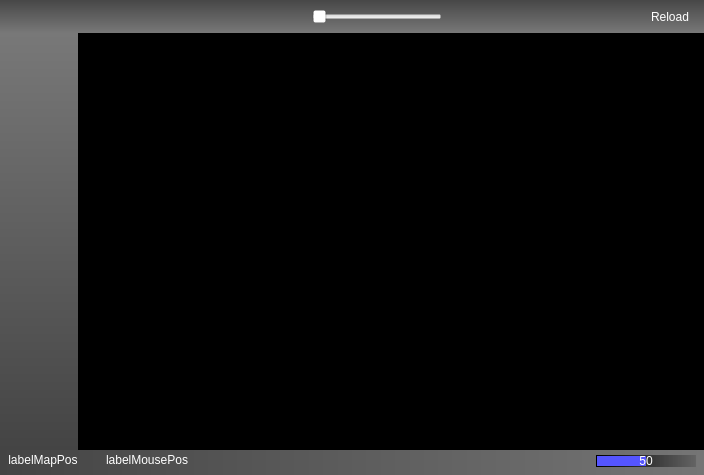
Qt form ground/src/plugins/opmap/opmap_widget.ui (openpilot/OpenPilot) before a commit.
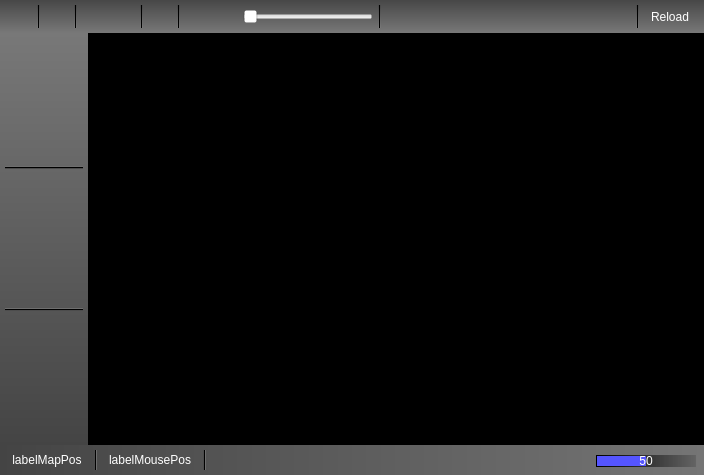
The same form after that commit. Icons and pictures are not drawn.

Commit message: UAV location added to lower statusbar on the new map plug-in.

```diff
--- a/ground/src/plugins/opmap/opmap_widget.ui
+++ b/ground/src/plugins/opmap/opmap_widget.ui
@@ -85,7 +85,7 @@
         <item>
          <layout class="QHBoxLayout" name="layoutWidget_8">
           <property name="spacing">
-           <number>8</number>
+           <number>5</number>
           </property>
           <property name="leftMargin">
            <number>8</number>
@@ -121,20 +121,14 @@
            </widget>
           </item>
           <item>
-           <spacer name="horizontalSpacer_9">
+           <widget class="Line" name="line_3">
+            <property name="frameShadow">
+             <enum>QFrame::Plain</enum>
+            </property>
             <property name="orientation">
-             <enum>Qt::Horizontal</enum>
+             <enum>Qt::Vertical</enum>
             </property>
-            <property name="sizeType">
-             <enum>QSizePolicy::Fixed</enum>
-            </property>
-            <property name="sizeHint" stdset="0">
-             <size>
-              <width>20</width>
-              <height>20</height>
-             </size>
-            </property>
-           </spacer>
+           </widget>
           </item>
           <item>
            <widget class="QToolButton" name="toolButtonFindPlace">
@@ -168,20 +162,14 @@
            </widget>
           </item>
           <item>
-           <spacer name="horizontalSpacer_4">
+           <widget class="Line" name="line_4">
+            <property name="frameShadow">
+             <enum>QFrame::Plain</enum>
+            </property>
             <property name="orientation">
-             <enum>Qt::Horizontal</enum>
+             <enum>Qt::Vertical</enum>
             </property>
-            <property name="sizeType">
-             <enum>QSizePolicy::Fixed</enum>
-            </property>
-            <property name="sizeHint" stdset="0">
-             <size>
-              <width>20</width>
-              <height>20</height>
-             </size>
-            </property>
-           </spacer>
+           </widget>
           </item>
           <item>
            <widget class="QToolButton" name="toolButtonMapHome">
@@ -247,20 +235,14 @@
            </widget>
           </item>
           <item>
-           <spacer name="horizontalSpacer_8">
+           <widget class="Line" name="line_5">
+            <property name="frameShadow">
+             <enum>QFrame::Plain</enum>
+            </property>
             <property name="orientation">
-             <enum>Qt::Horizontal</enum>
+             <enum>Qt::Vertical</enum>
             </property>
-            <property name="sizeType">
-             <enum>QSizePolicy::Fixed</enum>
-            </property>
-            <property name="sizeHint" stdset="0">
-             <size>
-              <width>20</width>
-              <height>20</height>
-             </size>
-            </property>
-           </spacer>
+           </widget>
           </item>
           <item>
            <widget class="QToolButton" name="toolButtonAddWaypoint">
@@ -293,20 +275,14 @@
            </widget>
           </item>
           <item>
-           <spacer name="horizontalSpacer_6">
+           <widget class="Line" name="line_6">
+            <property name="frameShadow">
+             <enum>QFrame::Plain</enum>
+            </property>
             <property name="orientation">
-             <enum>Qt::Horizontal</enum>
+             <enum>Qt::Vertical</enum>
             </property>
-            <property name="sizeType">
-             <enum>QSizePolicy::Fixed</enum>
-            </property>
-            <property name="sizeHint" stdset="0">
-             <size>
-              <width>20</width>
-              <height>20</height>
-             </size>
-            </property>
-           </spacer>
+           </widget>
           </item>
           <item>
            <widget class="QToolButton" name="toolButtonZoomM">
@@ -404,6 +380,16 @@
             </property>
            </widget>
           </item>
+          <item>
+           <widget class="Line" name="line_7">
+            <property name="frameShadow">
+             <enum>QFrame::Plain</enum>
+            </property>
+            <property name="orientation">
+             <enum>Qt::Vertical</enum>
+            </property>
+           </widget>
+          </item>
           <item>
            <spacer name="horizontalSpacer_2">
             <property name="orientation">
@@ -417,6 +403,16 @@
             </property>
            </spacer>
           </item>
+          <item>
+           <widget class="Line" name="line_8">
+            <property name="frameShadow">
+             <enum>QFrame::Plain</enum>
+            </property>
+            <property name="orientation">
+             <enum>Qt::Vertical</enum>
+            </property>
+           </widget>
+          </item>
           <item>
            <widget class="QToolButton" name="toolButtonReload">
             <property name="sizePolicy">
@@ -488,7 +484,16 @@
         <string notr="true">background-color: qlineargradient(spread:pad, x1:0, y1:0, x2:0, y2:1, stop:0 rgba(120, 120, 120, 255), stop:1 rgba(68, 68, 68, 255));</string>
        </property>
        <layout class="QVBoxLayout" name="verticalLayout_4">
-        <property name="margin">
+        <property name="leftMargin">
+         <number>5</number>
+        </property>
+        <property name="topMargin">
+         <number>0</number>
+        </property>
+        <property name="rightMargin">
+         <number>5</number>
+        </property>
+        <property name="bottomMargin">
          <number>0</number>
         </property>
         <item>
@@ -524,6 +529,16 @@
           </property>
          </widget>
         </item>
+        <item>
+         <widget class="Line" name="line_9">
+          <property name="frameShadow">
+           <enum>QFrame::Plain</enum>
+          </property>
+          <property name="orientation">
+           <enum>Qt::Horizontal</enum>
+          </property>
+         </widget>
+        </item>
         <item>
          <widget class="QToolButton" name="toolButtonHoldPosition">
           <property name="toolTip">
@@ -551,6 +566,16 @@
           </property>
          </widget>
         </item>
+        <item>
+         <widget class="Line" name="line_10">
+          <property name="frameShadow">
+           <enum>QFrame::Plain</enum>
+          </property>
+          <property name="orientation">
+           <enum>Qt::Horizontal</enum>
+          </property>
+         </widget>
+        </item>
         <item>
          <widget class="QToolButton" name="toolButtonGo">
           <property name="toolTip">
@@ -644,7 +669,7 @@
          <number>0</number>
         </property>
         <property name="topMargin">
-         <number>0</number>
+         <number>5</number>
         </property>
         <property name="rightMargin">
          <number>0</number>
@@ -655,10 +680,10 @@
         <item>
          <layout class="QHBoxLayout" name="layoutWidgetStatusBar">
           <property name="spacing">
-           <number>8</number>
+           <number>12</number>
           </property>
           <property name="leftMargin">
-           <number>8</number>
+           <number>12</number>
           </property>
           <property name="rightMargin">
            <number>8</number>
@@ -696,20 +721,14 @@
            </widget>
           </item>
           <item>
-           <spacer name="horizontalSpacer">
+           <widget class="Line" name="line">
+            <property name="frameShadow">
+             <enum>QFrame::Plain</enum>
+            </property>
             <property name="orientation">
-             <enum>Qt::Horizontal</enum>
+             <enum>Qt::Vertical</enum>
             </property>
-            <property name="sizeType">
-             <enum>QSizePolicy::Fixed</enum>
-            </property>
-            <property name="sizeHint" stdset="0">
-             <size>
-              <width>20</width>
-              <height>20</height>
-             </size>
-            </property>
-           </spacer>
+           </widget>
           </item>
           <item>
            <widget class="QLabel" name="labelMousePos">
@@ -743,6 +762,16 @@
             </property>
            </widget>
           </item>
+          <item>
+           <widget class="Line" name="line_2">
+            <property name="frameShadow">
+             <enum>QFrame::Plain</enum>
+            </property>
+            <property name="orientation">
+             <enum>Qt::Vertical</enum>
+            </property>
+           </widget>
+          </item>
           <item>
            <spacer name="horizontalSpacer_3">
             <property name="orientation">
```
Left out of the diff: 3 changed lines with no effect on the pictures. The commit also changes 2 other files.
